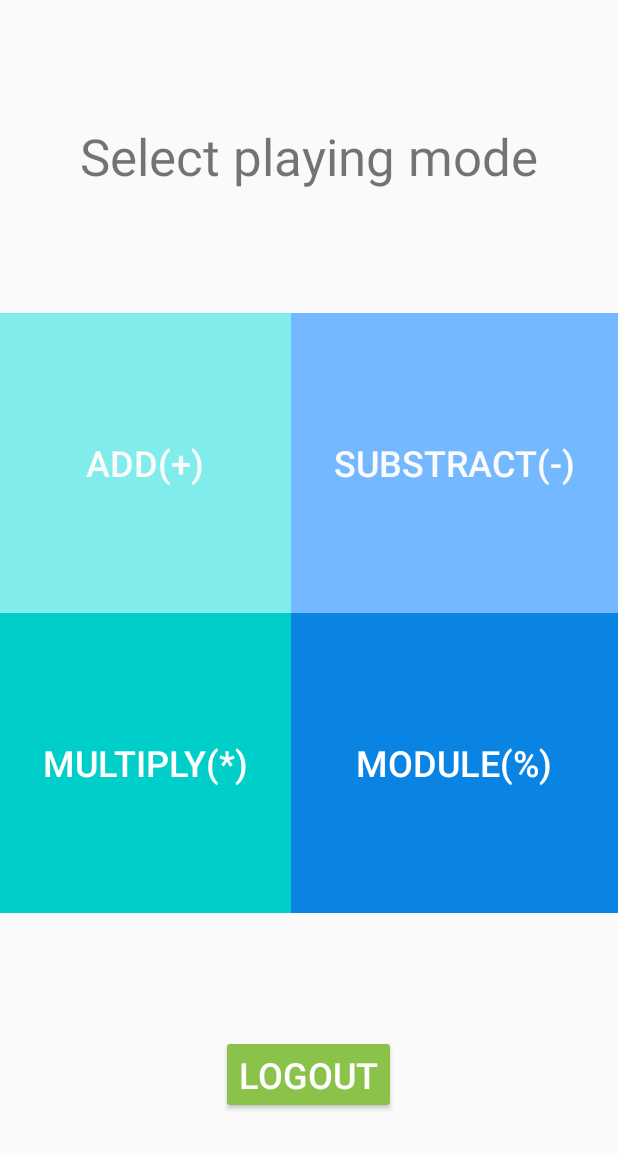
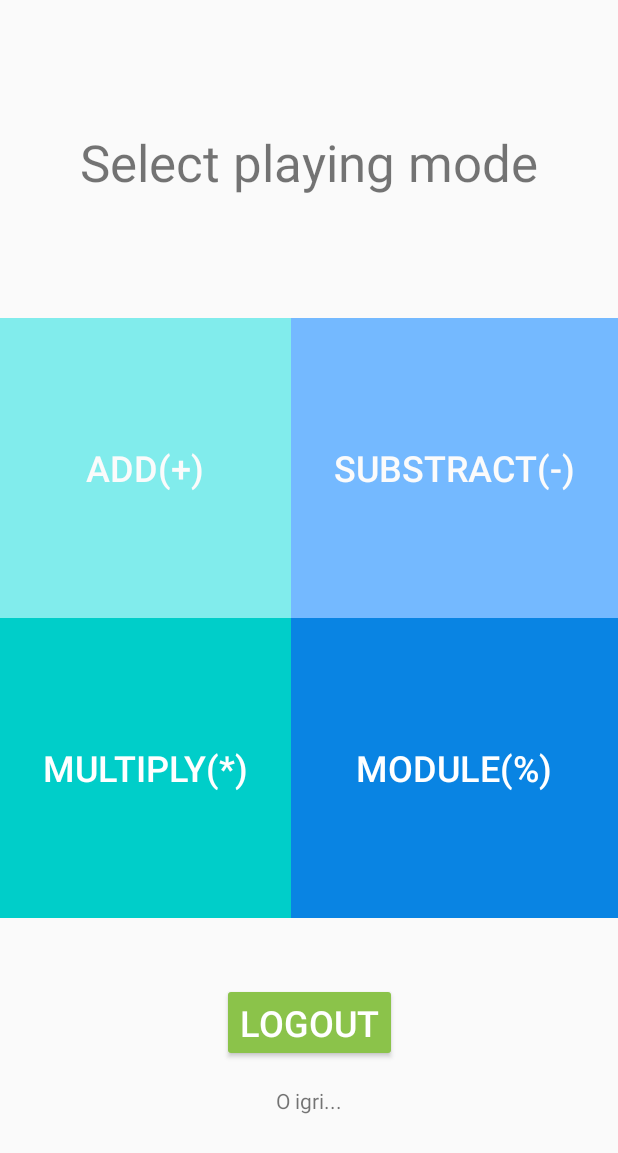
Before and after one commit to Andjelo12/Agilni_projekat, an Android app: the MainMenu screen opened directly, with no data from a screen before it, on a phone screen of 412 x 824 dp. Shown: the top 1153 px of the screen. Run offline under Robolectric (Android 15) with nearby library versions, the light colour scheme and no system bars.

Commit message:
commit message

```diff
--- a/app/src/main/AndroidManifest.xml
+++ b/app/src/main/AndroidManifest.xml
@@ -14,6 +14,9 @@
         android:theme="@style/Theme.Agilni_projekat"
         android:usesCleartextTraffic="true"
         tools:targetApi="31">
+        <activity
+            android:name=".oIgri"
+            android:exported="false" />
         <activity
             android:name=".StartGame"
             android:exported="false" />
--- a/app/src/main/java/com/example/agilni_projekat/MainMenu.java
+++ b/app/src/main/java/com/example/agilni_projekat/MainMenu.java
@@ -6,10 +6,12 @@ import android.content.Intent;
 import android.os.Bundle;
 import android.view.View;
 import android.widget.Button;
+import android.widget.TextView;
 import android.widget.Toast;
 
 public class MainMenu extends AppCompatActivity {
     Button btnAdd, btnSub, btnMulti, btnDiv, btnLogout;
+    TextView oIgri;
     Intent intent;
     String id;
     @Override
@@ -21,11 +23,18 @@ public class MainMenu extends AppCompatActivity {
         btnMulti=findViewById(R.id.btn_answer2);
         btnDiv=findViewById(R.id.btn_answer3);
         btnLogout=findViewById(R.id.button5);
+        oIgri=findViewById(R.id.textView5);
         Bundle extras = getIntent().getExtras();
         if (extras!=null)
             id = extras.getString("id");
         intent=new Intent(getApplicationContext(),SelectLevel.class);
-
+        oIgri.setOnClickListener(new View.OnClickListener() {
+            @Override
+            public void onClick(View view) {
+                Intent about=new Intent(MainMenu.this, oIgri.class);
+                startActivity(about);
+            }
+        });
         View.OnClickListener type = new View.OnClickListener() {
             @Override
             public void onClick(View view) {
--- a/app/src/main/res/layout/activity_main_menu.xml
+++ b/app/src/main/res/layout/activity_main_menu.xml
@@ -12,22 +12,22 @@
         android:layout_height="wrap_content"
         android:text="Select playing mode"
         android:textSize="34sp"
-        app:layout_constraintBottom_toTopOf="@+id/tableLayout"
+        app:layout_constraintBottom_toBottomOf="parent"
         app:layout_constraintEnd_toEndOf="parent"
         app:layout_constraintHorizontal_bias="0.497"
         app:layout_constraintStart_toStartOf="parent"
         app:layout_constraintTop_toTopOf="parent"
-        app:layout_constraintVertical_bias="0.0" />
+        app:layout_constraintVertical_bias="0.110000014" />
 
     <TableLayout
         android:id="@+id/tableLayout"
         android:layout_width="0dp"
         android:layout_height="400dp"
-        app:layout_constraintBottom_toTopOf="@+id/button5"
+        app:layout_constraintBottom_toBottomOf="parent"
         app:layout_constraintEnd_toEndOf="parent"
         app:layout_constraintHorizontal_bias="1.0"
         app:layout_constraintStart_toStartOf="parent"
-        app:layout_constraintTop_toBottomOf="@+id/textView3">
+        app:layout_constraintTop_toTopOf="parent">
 
         <TableRow
             android:layout_width="match_parent"
@@ -96,7 +96,18 @@
         android:textSize="24sp"
         app:layout_constraintBottom_toBottomOf="parent"
         app:layout_constraintEnd_toEndOf="parent"
-        app:layout_constraintHorizontal_bias="0.498"
         app:layout_constraintStart_toStartOf="parent"
-        app:layout_constraintTop_toBottomOf="@+id/tableLayout" />
+        app:layout_constraintTop_toTopOf="parent"
+        app:layout_constraintVertical_bias="0.85" />
+
+    <TextView
+        android:id="@+id/textView5"
+        android:layout_width="wrap_content"
+        android:layout_height="wrap_content"
+        android:text="O igri..."
+        app:layout_constraintBottom_toBottomOf="parent"
+        app:layout_constraintEnd_toEndOf="parent"
+        app:layout_constraintStart_toStartOf="parent"
+        app:layout_constraintTop_toTopOf="parent"
+        app:layout_constraintVertical_bias="0.9" />
 </androidx.constraintlayout.widget.ConstraintLayout>
--- a/app/src/main/res/layout/activity_sign_up.xml
+++ b/app/src/main/res/layout/activity_sign_up.xml
@@ -118,4 +118,5 @@
         app:layout_constraintTop_toTopOf="parent"
         app:layout_constraintVertical_bias="0.6"
         tools:targetApi="jelly_bean" />
+
 </androidx.constraintlayout.widget.ConstraintLayout>
```
Also changed, not shown: app/src/main/java/com/example/agilni_projekat/oIgri.java (added, +27 -0 lines), app/src/main/res/layout/activity_oigri.xml (added, +44 -0 lines).
